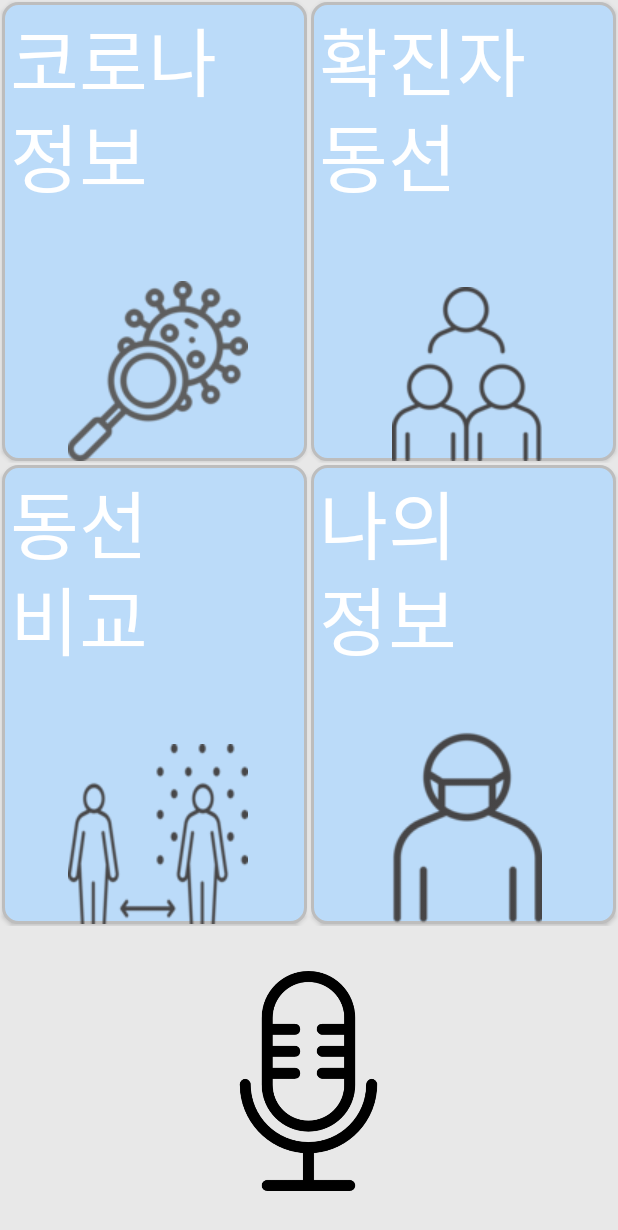
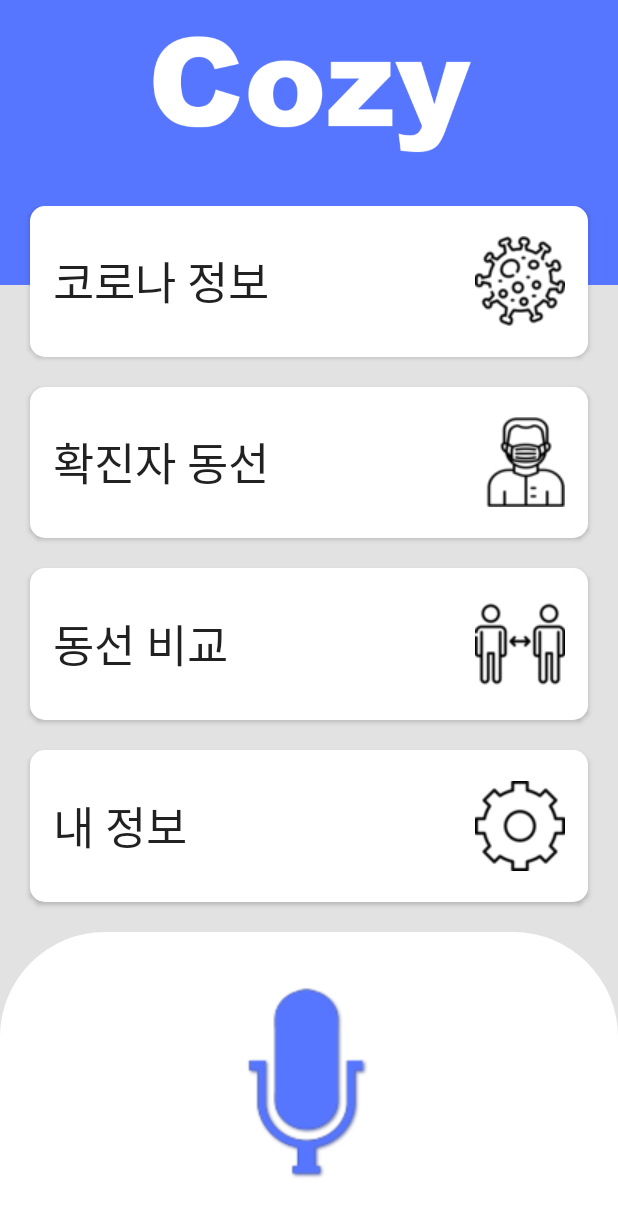
Before and after one commit to ykpark3/COZY, an Android app: the screen it shows after launch (MainActivity), on a phone screen of 412 x 824 dp. Shown: the top 1230 px of the screen. Run offline under Robolectric (Android 15) with nearby library versions, the phone set to English and light mode, and no system bars; libraries missing offline, so code that uses them is left out: com.kakao.sdk; 6 statements that could not run were skipped.

Commit message:
UI 수정

```diff
--- a/app/src/main/java/com/example/myeyes/MainActivity.java
+++ b/app/src/main/java/com/example/myeyes/MainActivity.java
@@ -49,7 +49,7 @@ public class MainActivity extends AppCompatActivity{
 
         //tts 클라이언트 생성
         ttsClient = new TextToSpeechClient.Builder()
-                .setSpeechMode(TextToSpeechClient.NEWTONE_TALK_1)     // 음성합성방식
+                .setSpeechMode(TextToSpeechClient.NEWTONE_TALK_2)     // 음성합성방식
                 .setSpeechSpeed(1.0)            // 발음 속도(0.5~4.0)
                 .setSpeechVoice(TextToSpeechClient.VOICE_WOMAN_READ_CALM)  //TTS 음색 모드 설정(여성 차분한 낭독체)
                 .setListener(new TTSAPI())
@@ -58,10 +58,29 @@ public class MainActivity extends AppCompatActivity{
         //getHashKey(this); 해서키보는 메소드
     }
 
-    public void speakButtonText(View view){
-        Button button = (Button)findViewById(R.id.button1);
-        String buttonString = button.getText().toString();
+    public void speakButtonText(Button button){
+        String buttonString = button.getText().toString().replace("\n"," ");
         ttsClient.play(buttonString);
+    }
+
+    public void coronaInformationButton(View view){
+        Button button = findViewById(R.id.button1);
+        speakButtonText(button);
+    }
+
+    public void movingLineButton(View view){
+        Button button = findViewById(R.id.button2);
+        speakButtonText(button);
+    }
+
+    public void compareMovingLineButton(View view){
+        Button button = findViewById(R.id.button3);
+        speakButtonText(button);
+    }
+
+    public void myInformationButton(View view){
+        Button button = findViewById(R.id.button4);
+        speakButtonText(button);
     }
 
     public void mikeButton(View view) {
--- a/app/src/main/res/drawable/button.xml
+++ b/app/src/main/res/drawable/button.xml
@@ -1,13 +1,9 @@
 <?xml version="1.0" encoding="utf-8"?>
 <shape xmlns:android="http://schemas.android.com/apk/res/android">
     android:shape="rectangle" android:padding = "10dp">
-    <solid android:color="@color/firstButtonColor"></solid>
+    <solid android:color="#ffffff"></solid>
     <corners
-        android:bottomLeftRadius="@dimen/mikeButtonConnerValue"
-        android:bottomRightRadius="@dimen/mikeButtonConnerValue"
         android:topLeftRadius="@dimen/mikeButtonConnerValue"
         android:topRightRadius="@dimen/mikeButtonConnerValue"></corners>
-    <stroke android:width="2dp"
-        android:color="#BDBDBD"></stroke>
 
 </shape>
--- /dev/null
+++ b/app/src/main/res/drawable/button2.xml
@@ -0,0 +1,12 @@
+<?xml version="1.0" encoding="utf-8"?>
+<shape xmlns:android="http://schemas.android.com/apk/res/android">
+    android:shape="rectangle" android:padding = "10dp">
+    <solid android:color="#ffffff"></solid>
+    <corners
+        android:topLeftRadius="@dimen/mikeButton2ConnerValue"
+        android:topRightRadius="@dimen/mikeButton2ConnerValue"
+        android:bottomLeftRadius="@dimen/mikeButton2ConnerValue"
+        android:bottomRightRadius="@dimen/mikeButton2ConnerValue">
+
+    </corners>
+</shape>
--- a/app/src/main/res/layout/activity_main.xml
+++ b/app/src/main/res/layout/activity_main.xml
@@ -4,107 +4,106 @@
     xmlns:tools="http://schemas.android.com/tools"
     android:layout_width="match_parent"
     android:layout_height="match_parent"
-    android:background="#E8E8E8"
+    android:background="@drawable/background"
     android:orientation="vertical"
     tools:context=".MainActivity">
 
     <LinearLayout
         android:layout_width="match_parent"
         android:layout_height="0dp"
-        android:layout_weight="3">
+        android:layout_weight="1"
+        android:orientation="vertical">
 
-        <Button
-            android:id="@+id/button1"
-            android:layout_width="0dp"
-            android:layout_height="match_parent"
-            android:layout_margin="1dp"
-            android:layout_weight="1"
-            android:background="@drawable/button"
-            android:drawableBottom="@drawable/button1image1"
-            android:gravity="start"
-            android:lineSpacingExtra="-10dp"
-            android:onClick="speakButtonText"
-            android:paddingLeft="5dp"
-            android:paddingTop="1dp"
-            android:text="코로나\n정보"
-            android:textColor="#FFFFFF"
-            android:textSize="50dp" />
-
-        <Button
-            android:id="@+id/button2"
-            android:layout_width="0dp"
-            android:layout_height="match_parent"
-            android:layout_margin="1dp"
-            android:layout_weight="1"
-            android:background="@drawable/button"
-            android:drawableBottom="@drawable/button2image"
-            android:gravity="start"
-            android:lineSpacingExtra="-10dp"
-            android:onClick="speakButtonText"
-            android:paddingLeft="5dp"
-            android:paddingTop="1dp"
-            android:text="확진자\n동선"
-            android:textColor="#FFFFFF"
-            android:textSize="50dp" />
     </LinearLayout>
 
     <LinearLayout
         android:layout_width="match_parent"
         android:layout_height="0dp"
-        android:layout_weight="3">
+        android:layout_weight="5"
+        android:orientation="vertical">
+
+        <Button
+            android:id="@+id/button1"
+            android:layout_width="match_parent"
+            android:layout_height="0dp"
+            android:layout_marginLeft="20dp"
+            android:layout_marginRight="20dp"
+            android:layout_marginBottom="20dp"
+            android:layout_weight="1"
+            android:background="@drawable/button2"
+            android:drawableRight="@drawable/virus"
+            android:gravity="start|center_vertical"
+            android:onClick="coronaInformationButton"
+            android:paddingLeft="15dp"
+            android:paddingRight="15dp"
+            android:text="코로나 정보"
+            android:textSize="30dp" />
+
+        <Button
+            android:id="@+id/button2"
+            android:layout_width="match_parent"
+            android:layout_height="0dp"
+            android:layout_weight="1"
+            android:layout_marginLeft="20dp"
+            android:layout_marginRight="20dp"
+            android:layout_marginBottom="20dp"
+            android:background="@drawable/button2"
+            android:drawableRight="@drawable/coronavirus"
+            android:onClick="movingLineButton"
+            android:text="확진자 동선"
+            android:textSize="30dp"
+            android:gravity="start|center_vertical"
+            android:paddingLeft="15dp"
+            android:paddingRight="15dp"
+            />
 
         <Button
             android:id="@+id/button3"
-            android:layout_width="0dp"
-            android:layout_height="match_parent"
-            android:layout_margin="1dp"
+            android:layout_width="match_parent"
+            android:layout_height="0dp"
+            android:layout_marginLeft="20dp"
+            android:layout_marginRight="20dp"
+            android:layout_marginBottom="20dp"
             android:layout_weight="1"
-            android:background="@drawable/button"
-            android:drawableBottom="@drawable/button3image"
-            android:gravity="start"
-            android:lineSpacingExtra="-10dp"
-            android:onClick="speakButtonText"
-            android:paddingLeft="5dp"
-            android:paddingTop="1dp"
-            android:text="동선\n비교"
-            android:textColor="#FFFFFF"
-            android:textSize="50dp" />
+            android:background="@drawable/button2"
+            android:gravity="start|center_vertical"
+            android:drawableRight="@drawable/distance"
+            android:onClick="compareMovingLineButton"
+            android:paddingLeft="15dp"
+            android:paddingRight="15dp"
+            android:text="동선 비교"
+            android:textSize="30dp" />
 
         <Button
             android:id="@+id/button4"
-            android:layout_width="0dp"
-            android:layout_height="match_parent"
-            android:layout_margin="1dp"
+            android:drawableRight="@drawable/settings1"
+            android:layout_width="match_parent"
+            android:layout_height="0dp"
             android:layout_weight="1"
-            android:background="@drawable/button"
-            android:drawableBottom="@drawable/button4image"
-            android:gravity="start"
-            android:lineSpacingExtra="-10dp"
-            android:onClick="speakButtonText"
-            android:paddingLeft="5dp"
-            android:paddingTop="1dp"
-            android:text="나의\n정보"
-            android:textColor="#FFFFFF"
-            android:textSize="50dp" />
-    </LinearLayout>
-
-
-    <LinearLayout
-        android:layout_width="match_parent"
-        android:layout_height="0dp"
-        android:layout_weight="2">
+            android:background="@drawable/button2"
+            android:layout_marginLeft="20dp"
+            android:layout_marginRight="20dp"
+            android:layout_marginBottom="20dp"
+            android:onClick="myInformationButton"
+            android:text="내 정보"
+            android:textSize="30dp"
+            android:gravity="start|center_vertical"
+            android:paddingLeft="15dp"
+            android:paddingRight="15dp"/>
 
         <ImageButton
             android:id="@+id/button13"
             android:layout_width="match_parent"
-            android:layout_height="match_parent"
+            android:layout_height="0dp"
+            android:layout_weight="2"
+
             android:adjustViewBounds="true"
-            android:background="#E8E8E8"
+            android:background="@drawable/button"
             android:onClick="mikeButton"
             android:paddingTop="30dp"
             android:paddingBottom="30dp"
             android:scaleType="fitCenter"
-            android:src="@drawable/mike"
+            android:src="@drawable/ttt2"
             android:text="마이크" />
     </LinearLayout>
 </LinearLayout>
--- a/app/src/main/res/values/dimension.xml
+++ b/app/src/main/res/values/dimension.xml
@@ -1,4 +1,7 @@
 <?xml version="1.0" encoding="utf-8"?>
 <resources>
-    <dimen name="mikeButtonConnerValue">10dp</dimen>
+    <dimen name="mikeButtonConnerValue">70dp</dimen>
+    <dimen name="mikeButton2ConnerValue">10dp</dimen>
+
+
 </resources>
```
Also changed, not shown: app/src/main/res/drawable/background.png (added), app/src/main/res/drawable/button1image.png (deleted), app/src/main/res/drawable/button1image1.png (deleted), app/src/main/res/drawable/button2image.png (deleted), app/src/main/res/drawable/button3image.png (deleted), app/src/main/res/drawable/button4image.png (deleted), app/src/main/res/drawable/coronavirus.png (added), app/src/main/res/drawable/distance.png (added), app/src/main/res/drawable/settings1.png (added), app/src/main/res/drawable/ttt2.png (added), app/src/main/res/drawable/virus.png (added).
